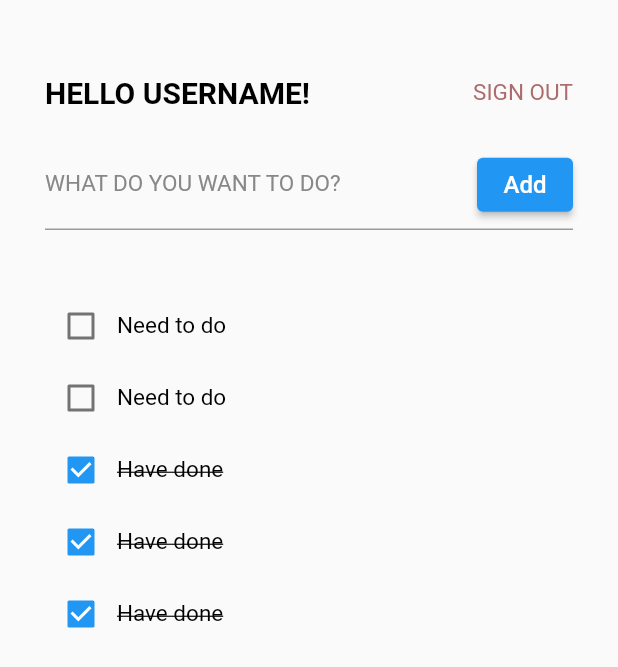
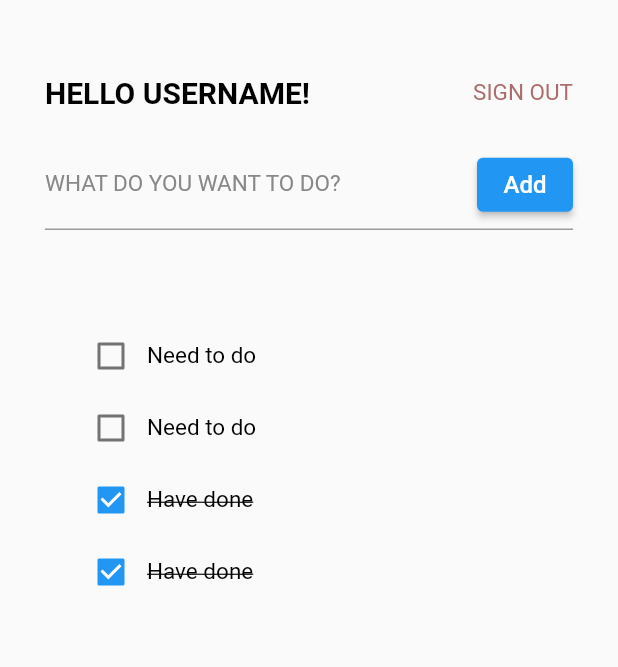
Before and after one commit to nhannt-itech/flutter_app, a Flutter app: the screen it shows after launch, after a tap on "SIGN IN", on a phone screen of 412 x 824 dp. Shown: the top 667 px of the screen. Run offline on Flutter 3.47's test engine with Material 2 defaults, Android fonts, the phone set to English and light mode, and no system bars.

Commit message:
update: fix

```diff
--- a/lib/views/home.dart
+++ b/lib/views/home.dart
@@ -61,6 +61,10 @@ class _HomePageState extends State<HomePage> {
                           style: const ButtonStyle()),
                     ]),
               ),
+              ListView(
+                shrinkWrap: true,
+                padding: const EdgeInsets.all(20.0),
+                children: <Widget>[
                   Row(
                     children: <Widget>[
                       Checkbox(
@@ -115,20 +119,8 @@ class _HomePageState extends State<HomePage> {
                           )),
                     ],
                   ),
-              Row(
-                children: <Widget>[
-                  Checkbox(
-                      checkColor: Colors.white,
-                      value: true,
-                      onChanged: onSignInClicked1),
-                  const Text("Have done",
-                      style: TextStyle(
-                        color: Colors.black,
-                        fontSize: 15,
-                        decoration: TextDecoration.lineThrough,
-                      )),
                 ],
-              ),
+              )
             ],
           ),
         ),
```
Lines whose indentation alone changed are shown as unchanged.
